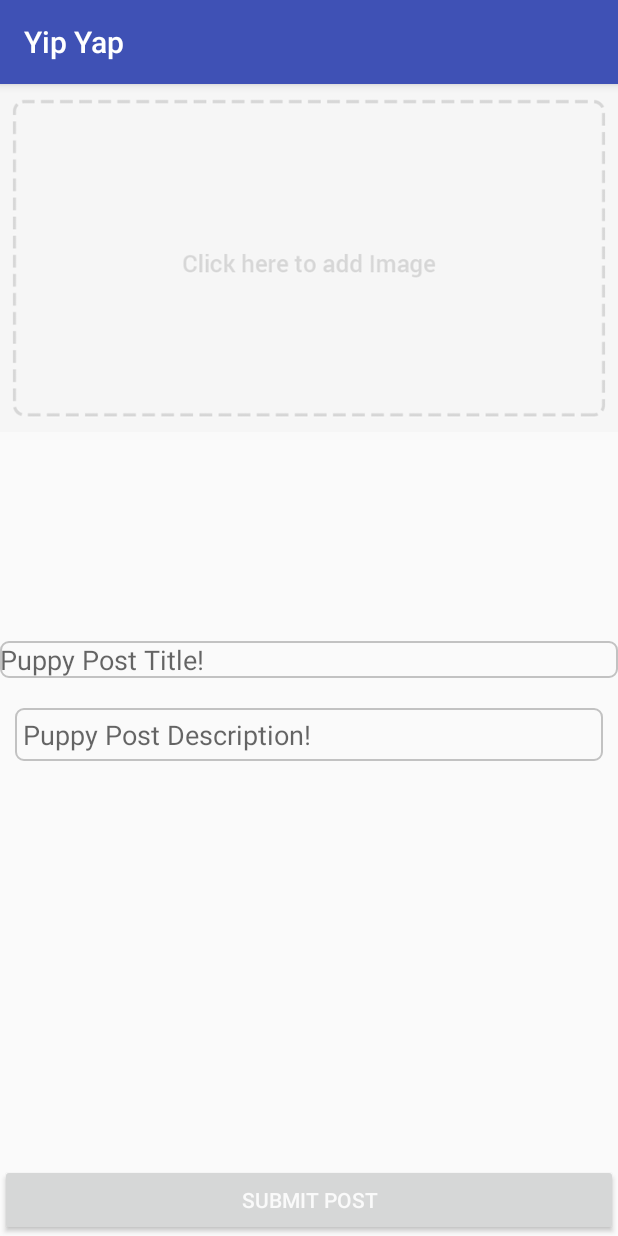
After one commit to EC327yipyap/yipyap, an Android app: the Malone screen opened directly, with no data from a screen before it, on a phone screen of 412 x 824 dp. The commit adds this screen. Run offline under Robolectric (Android 15) with nearby library versions, the phone set to English and light mode, and no system bars; pictures from the network do not load.

Commit message:
new feed and post screens :(
I couldn't work on the other screens, so I created new screens (maybe you guys can move your edits there?)

```diff
--- a/YipYapNewJava/app/build.gradle
+++ b/YipYapNewJava/app/build.gradle
@@ -28,6 +28,7 @@ dependencies {
     implementation 'com.google.firebase:firebase-storage:11.6.2'
     implementation 'com.firebase:firebase-client-android:2.5.2'
     implementation 'com.firebaseui:firebase-ui-database:3.1.0'
+    implementation 'com.android.support:design:26.1.0'
     testImplementation 'junit:junit:4.12'
     androidTestImplementation 'com.android.support.test:runner:1.0.1'
     androidTestImplementation 'com.android.support.test.espresso:espresso-core:3.0.1'
--- a/YipYapNewJava/app/src/main/AndroidManifest.xml
+++ b/YipYapNewJava/app/src/main/AndroidManifest.xml
@@ -22,10 +22,12 @@
         </activity>
         <activity
             android:name=".FeedActivity"
-            android:label="Puppy Feed"></activity>
+            android:label="Puppy Feed" />
         <activity
             android:name=".Post2Activity"
-            android:label="Post"></activity>
+            android:label="Post" />
+        <activity android:name=".feed2" />
+        <activity android:name=".Malone"></activity>
     </application>
 
 </manifest>
--- /dev/null
+++ b/YipYapNewJava/app/src/main/java/com/example/android/yipyapnewjava/Malone.java
@@ -0,0 +1,45 @@
+package com.example.android.yipyapnewjava;
+
+import android.content.Intent;
+import android.net.Uri;
+import android.support.v7.app.AppCompatActivity;
+import android.os.Bundle;
+import android.view.View;
+import android.widget.ImageButton;
+
+public class Malone extends AppCompatActivity {
+
+    private ImageButton mSelectImage;
+
+    private static final int GALLERY_REQUEST = 1;
+
+    @Override
+    protected void onCreate(Bundle savedInstanceState) {
+        super.onCreate(savedInstanceState);
+        setContentView(R.layout.activity_malone);
+
+        mSelectImage = (ImageButton) findViewById(R.id.imageSelect);
+
+        mSelectImage.setOnClickListener(new View.OnClickListener() {
+            @Override
+            public void onClick(View view) {
+
+                Intent galleryIntent = new Intent(Intent.ACTION_GET_CONTENT);
+                galleryIntent.setType("image/*");
+                startActivityForResult(galleryIntent, GALLERY_REQUEST);
+            }
+        });
+    }
+
+    @Override
+    protected void onActivityResult(int requestCode, int resultCode, Intent data) {
+        super.onActivityResult(requestCode, resultCode, data);
+
+        if(requestCode == GALLERY_REQUEST && resultCode == RESULT_OK){
+
+            Uri imageUri = data.getData();
+
+            mSelectImage.setImageURI(imageUri);
+        }
+    }
+}
--- /dev/null
+++ b/YipYapNewJava/app/src/main/res/drawable/input_outline.xml
@@ -0,0 +1,9 @@
+<?xml version="1.0" encoding="utf-8"?>
+<shape xmlns:android="http://schemas.android.com/apk/res/android">
+
+    <stroke android:color="@color/ColorGray"
+            android:width="1dp" />
+    <corners android:radius="5dp"/>
+
+
+</shape>
--- /dev/null
+++ b/YipYapNewJava/app/src/main/res/layout/activity_malone.xml
@@ -0,0 +1,63 @@
+<?xml version="1.0" encoding="utf-8"?>
+<RelativeLayout xmlns:android="http://schemas.android.com/apk/res/android"
+    xmlns:app="http://schemas.android.com/apk/res-auto"
+    xmlns:tools="http://schemas.android.com/tools"
+    android:layout_width="match_parent"
+    android:layout_height="match_parent"
+    tools:context="com.example.android.yipyapnewjava.Malone">
+
+    <ImageButton
+        android:id="@+id/imageSelect"
+        android:layout_width="wrap_content"
+        android:layout_height="wrap_content"
+        android:layout_alignParentLeft="true"
+        android:layout_alignParentStart="true"
+        android:layout_alignParentTop="true"
+        android:adjustViewBounds="true"
+        android:background="@android:color/transparent"
+        android:contentDescription="@string/fillLater"
+        android:scaleType="centerCrop"
+        app:srcCompat="@mipmap/add_btn"
+        tools:layout_editor_absoluteX="0dp"
+        tools:layout_editor_absoluteY="0dp" />
+
+    <EditText
+        android:id="@+id/postTitle"
+        android:layout_width="match_parent"
+        android:layout_height="wrap_content"
+        android:layout_centerHorizontal="true"
+        android:layout_centerVertical="true"
+        android:background="@drawable/input_outline"
+        android:ems="10"
+        android:hint="@string/puppy_post_title"
+        tools:layout_marginLeft="10dp"
+        tools:layout_marginRight="10dp"
+        tools:layout_marginTop="10dp"
+        tools:paddingHorizontal="5dp"
+        tools:paddingVertical="5dp" />
+
+    <EditText
+        android:id="@+id/postDescription"
+        android:layout_width="match_parent"
+        android:layout_height="wrap_content"
+        android:layout_below="@+id/postTitle"
+        android:layout_centerHorizontal="true"
+        android:layout_marginLeft="10dp"
+        android:layout_marginRight="10dp"
+        android:layout_marginTop="20dp"
+        android:background="@drawable/input_outline"
+        android:ems="10"
+        android:hint="@string/pupper_description"
+        android:inputType="textMultiLine"
+        android:paddingHorizontal="5dp"
+        android:paddingVertical="5dp" />
+
+    <Button
+        android:id="@+id/submitButton"
+        android:layout_width="match_parent"
+        android:layout_height="wrap_content"
+        android:layout_alignParentBottom="true"
+        android:layout_centerHorizontal="true"
+        android:text="@string/submit_butt"
+        android:textColor="?android:attr/colorBackground" />
+</RelativeLayout>
--- a/YipYapNewJava/app/src/main/res/values/colors.xml
+++ b/YipYapNewJava/app/src/main/res/values/colors.xml
@@ -3,4 +3,5 @@
     <color name="colorPrimary">#3F51B5</color>
     <color name="colorPrimaryDark">#303F9F</color>
     <color name="colorAccent">#FF4081</color>
+    <color name="ColorGray">#c2c2c2</color>
 </resources>
--- /dev/null
+++ b/YipYapNewJava/app/src/main/res/values/dimens.xml
@@ -0,0 +1,3 @@
+<resources>
+    <dimen name="fab_margin">16dp</dimen>
+</resources>
--- a/YipYapNewJava/app/src/main/res/values/strings.xml
+++ b/YipYapNewJava/app/src/main/res/values/strings.xml
@@ -10,4 +10,10 @@
     <string name="fillLater">TODO</string>
     <string name="settings">Settings</string>
     <string name="make_post">Make Post</string>
+    <string name="title_activity_feed2">Feed2</string>
+    <string name="add_post">Add Post</string>
+    <string name="puppy_post_title">Puppy Post Title!</string>
+    <string name="pupper_description">Puppy Post Description!</string>
+    <string name="submit_button">Button</string>
+    <string name="submit_butt">Submit Post</string>
 </resources>
```
Also changed, not shown: YipYapNewJava/app/src/main/java/com/example/android/yipyapnewjava/feed2.java (added, +33 -0 lines), YipYapNewJava/app/src/main/res/layout/activity_feed2.xml (added, +9 -0 lines), YipYapNewJava/app/src/main/res/menu/main_menu.xml (added, +14 -0 lines), YipYapNewJava/app/src/main/res/values/styles.xml (+9 -0 lines), YipYapNewJava/app/src/main/res/mipmap-hdpi/add_btn.png (added), YipYapNewJava/app/src/main/res/mipmap-mdpi/add_btn.png (added), YipYapNewJava/app/src/main/res/mipmap-xhdpi/add_btn.png (added), YipYapNewJava/app/src/main/res/mipmap-xxhdpi/add_btn.png (added), YipYapNewJava/app/src/main/res/mipmap-xxxhdpi/add_btn.png (added).
